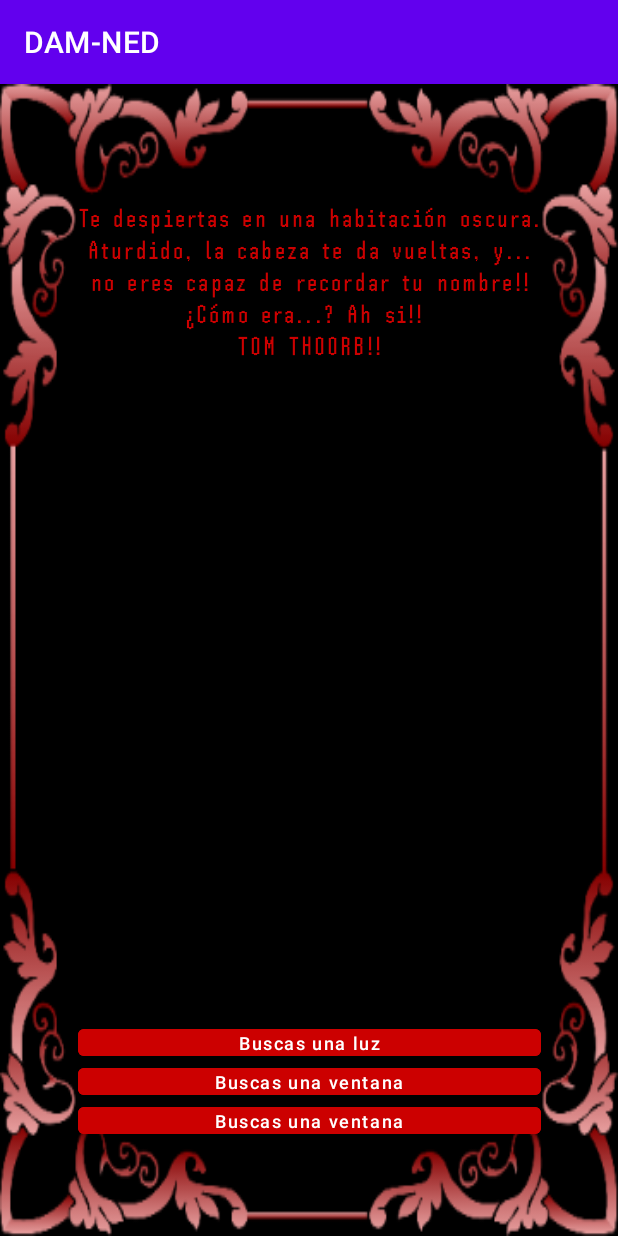
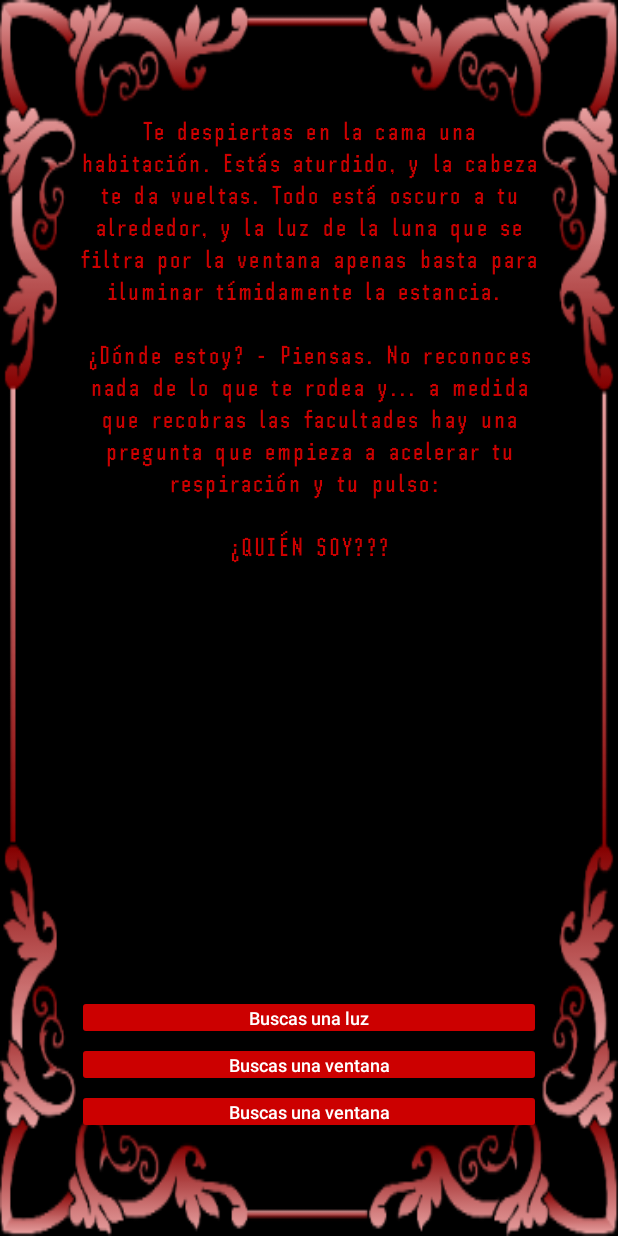
Before and after one commit to ProgramersRepositorio/DAM-NED, an Android app: the screen it shows after launch (Activity_3_botones), after a tap on "DAM-NED", on a phone screen of 412 x 824 dp. Run offline under Robolectric (Android 15) with nearby library versions, the phone set to English and light mode, and no system bars.

Commit message:
Tamaño de la app cambiado a pantalla completa.

```diff
--- a/app/src/main/AndroidManifest.xml
+++ b/app/src/main/AndroidManifest.xml
@@ -8,7 +8,9 @@
         android:label="@string/app_name"
         android:roundIcon="@mipmap/ic_launcher_round"
         android:supportsRtl="true"
-        android:theme="@style/Theme.DAMNED">
+
+        android:theme="@style/Theme.AppCompat.NoActionBar"> <!--modificada-->
+
         <activity android:name=".Activity_muerte"></activity>
         <activity android:name=".Activity_3_botones" />
         <activity android:name=".Activity_2_botones" />
@@ -23,3 +25,7 @@
     </application>
 
 </manifest>
+    <!--Se cambia el tag android:theme que está debajo de este párrafo
+    por la que aparece arriba en su bloque. Así se elimina la action bar
+    y se trabaja en pantalla completa-->
+    <!--android:theme="@style/Theme.DAMNED"-->
--- a/app/src/main/java/com/example/damned/Historia.java
+++ b/app/src/main/java/com/example/damned/Historia.java
@@ -9,7 +9,7 @@ package com.example.damned;
  * El array se instancia con el metodo relacionPantallas, que es basicamente una lista de Pantallas en
  * las que vamos modificando los constructores para establecer los elementos de las pantallas.
  *
- * Para escribir una nueva Pantalla, copiar y pegar una de las ya echas o hacerlo a mano, pero tener
+ * Para escribir una nueva Pantalla, copiar y pegar una de las ya hechas o hacerlo a mano, pero tener
  * cuidado de seguir el orden en el que se establecen los atributos. Si en vez de escribir primero
  * codigoPantalla y luego tipoActivity se hace al reves va a petar, o como minimo, funcionar mal.
  *
@@ -40,7 +40,11 @@ public class Historia
             new Pantalla(
                 0,
                 3,
-                    "Te despiertas en una habitación oscura. Aturdido, la cabeza te da vueltas, y... no eres capaz de recordar tu nombre!! ¿Cómo era...? Ah si!! \nTOM THOORB!!",
+                "Te despiertas en la cama una habitación. Estás aturdido, y la cabeza te da vueltas." +
+                            " Todo está oscuro a tu alrededor, y la luz de la luna que se filtra por la ventana " +
+                            "apenas basta para iluminar tímidamente la estancia. \n\n¿Dónde estoy? - Piensas. No " +
+                            "reconoces nada de lo que te rodea y... a medida que recobras las facultades hay una " +
+                            "pregunta que empieza a acelerar tu respiración y tu pulso: \n\n¿QUIÉN SOY???",
                 null,
                 new Opciones(
                         "Buscas una luz",
--- a/app/src/main/java/com/example/damned/Opciones.java
+++ b/app/src/main/java/com/example/damned/Opciones.java
@@ -4,7 +4,7 @@ package com.example.damned;
  *  -   String textoOpcion  -   El texto que se va a mostrar en el boton.
  *  -   int codigoPantallaReferenciada  -  El codigo de la pantalla a la que se pasara al pulsar este boton.
  *
- *      Los metodos de Pantalla agrupan los Getters y Setters de sus atributos y un constructor en el que
+ *      Los metodos de Opciones agrupan los Getters y Setters de sus atributos y un constructor en el que
  *      se piden los dos atributos.*/
 public class Opciones
 {
--- a/app/src/main/res/layout/activity_3_botones.xml
+++ b/app/src/main/res/layout/activity_3_botones.xml
@@ -12,7 +12,7 @@
         android:id="@+id/textoPantalla"
         android:layout_width="0dp"
         android:layout_height="0dp"
-        android:layout_marginTop="72dp"
+        android:layout_marginTop="70dp"
         android:layout_marginBottom="24dp"
         android:fontFamily="@font/shpinscher"
         android:gravity="center|top"
@@ -21,7 +21,7 @@
         android:textSize="18sp"
         app:layout_constraintBottom_toTopOf="@+id/boton1"
         app:layout_constraintEnd_toEndOf="parent"
-        app:layout_constraintHorizontal_bias="0.504"
+        app:layout_constraintHorizontal_bias="0.5"
         app:layout_constraintStart_toStartOf="parent"
         app:layout_constraintTop_toTopOf="parent"
         app:layout_constraintWidth_percent="0.75" />
@@ -29,8 +29,8 @@
     <Button
         android:id="@+id/boton1"
         android:layout_width="0dp"
-        android:layout_height="18dp"
-        android:layout_marginBottom="8dp"
+        android:layout_height="30dp"
+        android:layout_marginBottom="1dp"
         android:backgroundTint="@android:color/holo_red_dark"
         android:inputType="text"
         android:insetTop="0dp"
@@ -45,14 +45,13 @@
         app:iconPadding="0dp"
         app:layout_constraintBottom_toTopOf="@+id/boton2"
         app:layout_constraintEnd_toEndOf="@+id/textoPantalla"
-        app:layout_constraintHorizontal_bias="0.0"
         app:layout_constraintStart_toStartOf="@+id/textoPantalla" />
 
     <Button
         android:id="@+id/boton2"
         android:layout_width="0dp"
-        android:layout_height="18sp"
-        android:layout_marginBottom="8dp"
+        android:layout_height="30dp"
+        android:layout_marginBottom="1dp"
         android:backgroundTint="@android:color/holo_red_dark"
         android:inputType="text"
         android:insetTop="0dp"
@@ -66,13 +65,12 @@
         android:textSize="12sp"
         app:layout_constraintBottom_toTopOf="@+id/boton3"
         app:layout_constraintEnd_toEndOf="@+id/textoPantalla"
-        app:layout_constraintHorizontal_bias="1.0"
         app:layout_constraintStart_toStartOf="@+id/textoPantalla" />
 
     <Button
         android:id="@+id/boton3"
         android:layout_width="0dp"
-        android:layout_height="18sp"
+        android:layout_height="30dp"
         android:layout_marginBottom="68dp"
         android:backgroundTint="@android:color/holo_red_dark"
         android:inputType="text"
@@ -82,12 +80,10 @@
         android:paddingTop="0dp"
         android:paddingRight="0dp"
         android:paddingBottom="0dp"
-        android:scrollbarSize="0dp"
         android:text="Button"
         android:textSize="12sp"
         app:layout_constraintBottom_toBottomOf="parent"
         app:layout_constraintEnd_toEndOf="@+id/textoPantalla"
-        app:layout_constraintHorizontal_bias="1.0"
         app:layout_constraintStart_toStartOf="@+id/textoPantalla" />
 
 </androidx.constraintlayout.widget.ConstraintLayout>
```
Lines whose indentation alone changed are shown as unchanged.
